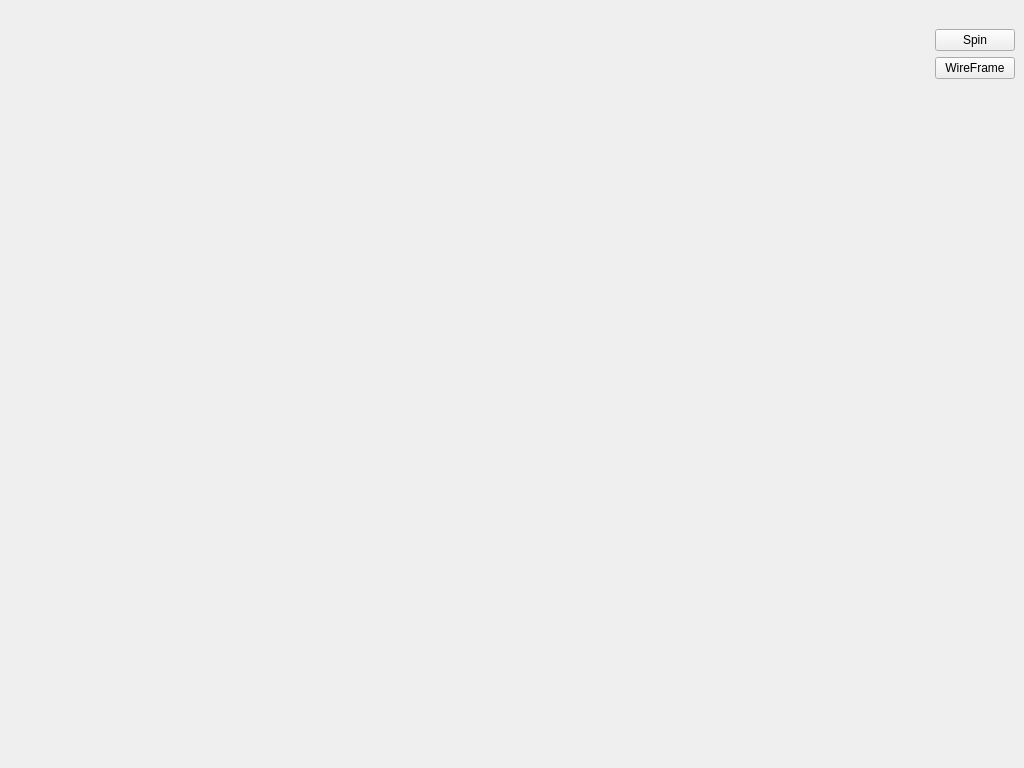
ifschleife/CuteGL, file src/mainwindow.ui: the form before one commit.
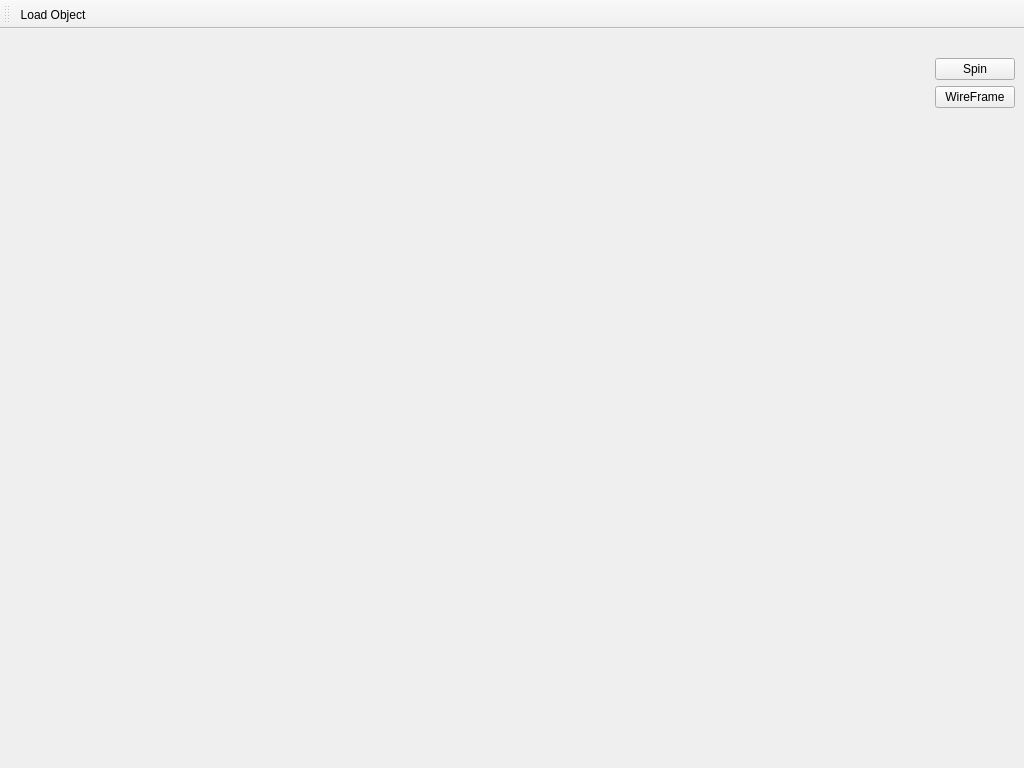
The form after the commit.

Commit message: Added toolbar action to load object from file

The edit to the form file:
```diff
--- a/src/mainwindow.ui
+++ b/src/mainwindow.ui
@@ -117,6 +117,23 @@
     </item>
    </layout>
   </widget>
+  <widget class="QToolBar" name="toolBar">
+   <property name="windowTitle">
+    <string>toolBar</string>
+   </property>
+   <attribute name="toolBarArea">
+    <enum>TopToolBarArea</enum>
+   </attribute>
+   <attribute name="toolBarBreak">
+    <bool>false</bool>
+   </attribute>
+   <addaction name="LoadObject"/>
+  </widget>
+  <action name="LoadObject">
+   <property name="text">
+    <string>Load Object</string>
+   </property>
+  </action>
  </widget>
  <resources/>
  <connections/>
```
The commit also changes 6 other files.
